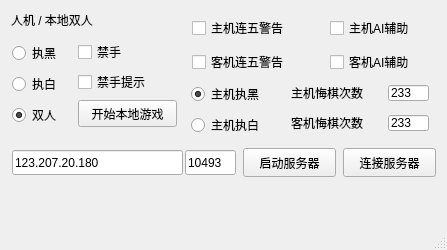
Qt form mainwindow.ui (w1049/Gobang) before a commit.
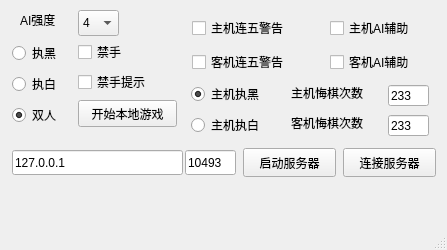
The same form after that commit.

Commit message: ai depth upd

What changed in the file:
```diff
--- a/mainwindow.ui
+++ b/mainwindow.ui
@@ -17,14 +17,14 @@
    <widget class="QLabel" name="label">
     <property name="geometry">
      <rect>
-      <x>11</x>
+      <x>20</x>
       <y>10</y>
-      <width>104</width>
+      <width>51</width>
       <height>20</height>
      </rect>
     </property>
     <property name="text">
-     <string>人机 / 本地双人</string>
+     <string>AI强度</string>
     </property>
    </widget>
    <widget class="QPushButton" name="localButton">
@@ -76,7 +76,7 @@
      </rect>
     </property>
     <property name="text">
-     <string>123.207.20.180</string>
+     <string>127.0.0.1</string>
     </property>
    </widget>
    <widget class="QLineEdit" name="portLineEdit">
@@ -176,7 +176,7 @@
       <x>388</x>
       <y>85</y>
       <width>41</width>
-      <height>16</height>
+      <height>21</height>
      </rect>
     </property>
     <property name="text">
@@ -189,7 +189,7 @@
       <x>388</x>
       <y>115</y>
       <width>41</width>
-      <height>16</height>
+      <height>21</height>
      </rect>
     </property>
     <property name="text">
@@ -287,6 +287,44 @@
      </item>
     </layout>
    </widget>
+   <widget class="QComboBox" name="depthCombo">
+    <property name="geometry">
+     <rect>
+      <x>78</x>
+      <y>10</y>
+      <width>41</width>
+      <height>26</height>
+     </rect>
+    </property>
+    <property name="editable">
+     <bool>false</bool>
+    </property>
+    <item>
+     <property name="text">
+      <string>4</string>
+     </property>
+    </item>
+    <item>
+     <property name="text">
+      <string>1</string>
+     </property>
+    </item>
+    <item>
+     <property name="text">
+      <string>2</string>
+     </property>
+    </item>
+    <item>
+     <property name="text">
+      <string>3</string>
+     </property>
+    </item>
+    <item>
+     <property name="text">
+      <string>5</string>
+     </property>
+    </item>
+   </widget>
   </widget>
   <widget class="QMenuBar" name="menubar">
    <property name="geometry">
```
The commit also changes 18 other files.
